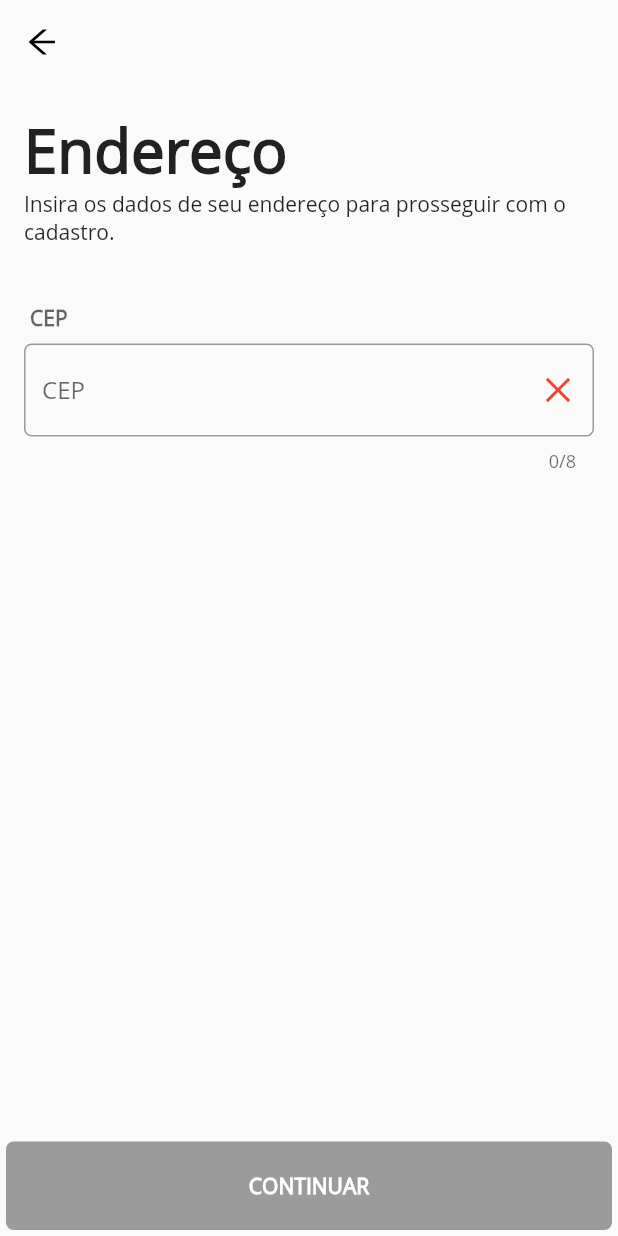
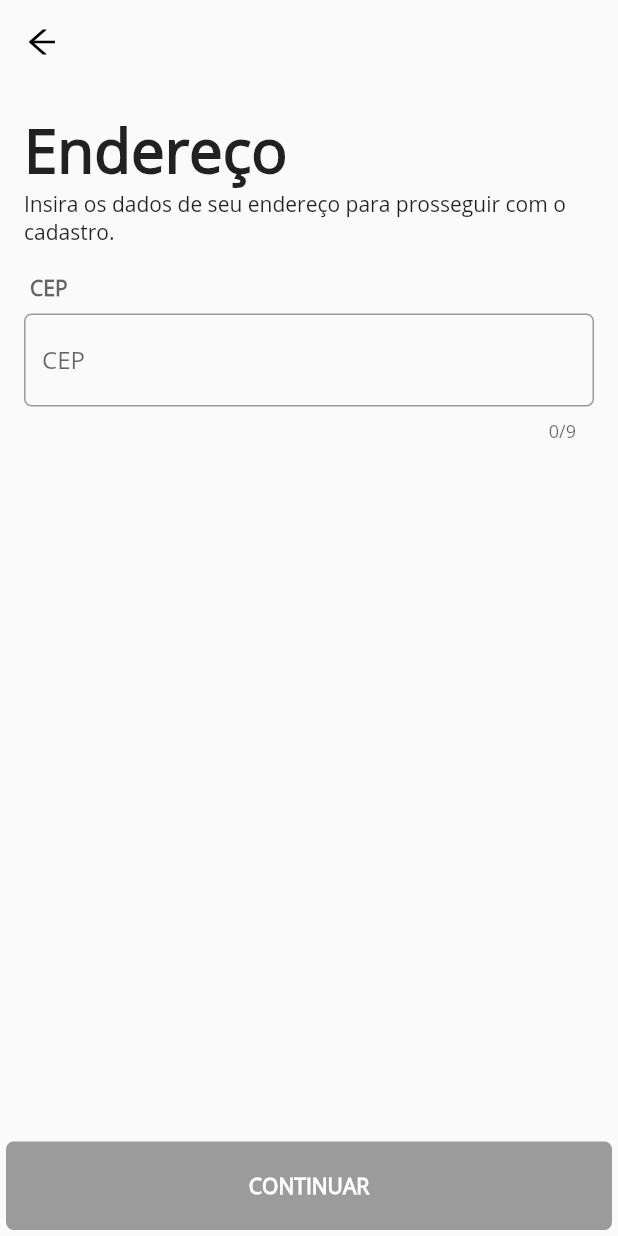
Before and after one commit to CaioProgramming/Biquer, a Flutter app: the screen it shows after launch, swiped to page 2, on a phone screen of 412 x 824 dp. Run offline on Flutter 3.47's test engine with Material 2 defaults, Android fonts, the phone set to English and light mode, and no system bars; our stand-ins replace camera, cloud_firestore, firebase_auth, flutter_icons, flutter_svg, google_sign_in and 2 more; accounts and stored records are empty.

Commit message:
This adds more rules to UI navigation and data keep on model

```diff
--- a/lib/components/FormInput.dart
+++ b/lib/components/FormInput.dart
@@ -37,12 +37,10 @@ class FormInput extends StatelessWidget {
           Padding(
             padding: const EdgeInsets.symmetric(vertical: 8, horizontal: 4),
             child: Text(
-              hintText,
+              labelText ?? hintText,
               style: TextStyle(
                   fontWeight: FontWeight.w600,
-                  color: Theme
-                      .of(context)
-                      .hintColor),
+                  color: Theme.of(context).hintColor),
             ),
           ),
           TextField(
@@ -50,14 +48,19 @@ class FormInput extends StatelessWidget {
             obscureText: obscureText,
             inputFormatters: inputFormatter,
             textInputAction: inputAction ?? TextInputAction.none,
-            onChanged: textChange,
-            onSubmitted: (newText) => onSubmit(newText),
+            onChanged: (newText) {
+              textChange(newText);
+            },
+            onSubmitted: (newText) {
+              onSubmit(newText);
+            },
             maxLength: maxlenght,
             maxLengthEnforced: maxLenghtEnforced,
             keyboardType: keyBoardType,
             enabled: !readonly,
             decoration: InputDecoration(
                 hintText: hintText,
+                errorText: errorText ?? null,
                 suffixIcon: sufixIcon,
                 border: OutlineInputBorder(
                   borderRadius: kDefaultBorder,
--- a/lib/model/Address.dart
+++ b/lib/model/Address.dart
@@ -9,6 +9,5 @@ class Address {
       cep.isNotEmpty &&
       urlComprovAdress != null &&
       urlComprovAdress.isNotEmpty &&
-      number != null &&
-      number.isNotEmpty;
+      number != null;
 }
--- a/lib/model/Document.dart
+++ b/lib/model/Document.dart
@@ -1,8 +1,8 @@
 class Document {
   String id;
-  List<String> docURL;
+  String docURL;
 
   Document({this.id, this.docURL});
 
-  bool isDocComplete() => docURL != null && docURL.isNotEmpty;
+  bool isDocComplete() => docURL != null && id != null && id.isNotEmpty;
 }
--- a/lib/screens/register/AdressForm.dart
+++ b/lib/screens/register/AdressForm.dart
@@ -4,7 +4,6 @@ import 'package:Biquer/components/BaseForm.dart';
 import 'package:Biquer/components/FormInput.dart';
 import 'package:Biquer/components/PageTitle.dart';
 import 'package:Biquer/constants.dart';
-import 'package:Biquer/model/Address.dart';
 import 'package:Biquer/model/CEP.dart';
 import 'package:Biquer/model/CepData.dart';
 import 'package:Biquer/model/RegisterData.dart';
@@ -13,8 +12,10 @@ import 'package:flutter/material.dart';
 import 'package:flutter/services.dart';
 import 'package:flutter_icons/flutter_icons.dart';
 import 'package:image_picker/image_picker.dart';
+import 'package:mask_text_input_formatter/mask_text_input_formatter.dart';
 import 'package:provider/provider.dart';
-import 'package:simple_animations/simple_animations.dart';
+
+import '../../utils.dart';
 
 class AddressForm extends StatefulWidget {
   @override
@@ -27,60 +28,73 @@ class _AddressFormState extends State<AddressForm> {
   CEP cepData;
   bool error = false;
   bool loading = false;
+  String number;
 
   File get addressProof => _addressProof;
-
-  Future pickAddressProof() async {
-    final pickedFile = await picker.getImage(source: ImageSource.gallery);
-    if (pickedFile == null) {
-      var snack = SnackBar(
-        content: Text('Ocorreu um erro ao recuperar o documento'),
-      );
-      Scaffold.of(context).showSnackBar(snack);
-      return null;
-    }
-    RegisterData registerData =
-        Provider.of<RegisterData>(context, listen: true);
-    if (registerData.userAddress == null) registerData.userAddress = Address();
-    registerData.userAddress.urlComprovAdress = pickedFile.path;
-    setState(() {
-      _addressProof = pickedFile;
-    });
-  }
+  var maskFormatter = new MaskTextInputFormatter(
+      mask: '#####-###', filter: {"#": RegExp(r'[0-9]')});
 
   @override
   Widget build(BuildContext context) {
     RegisterData registerData =
         Provider.of<RegisterData>(context, listen: true);
-    final tween = MultiTrackTween([
-      Track("main").add(
-          Duration(milliseconds: 500),
-          ColorTween(
-              begin: _addressProof == null ? Colors.lightBlue : Colors.green,
-              end: _addressProof == null
-                  ? Colors.blue[600]
-                  : Colors.green[600])),
-      Track("accent").add(
-          Duration(seconds: 1),
-          ColorTween(
-              begin: _addressProof == null ? Colors.teal : Colors.greenAccent,
-              end: _addressProof == null
-                  ? Colors.tealAccent.shade700
-                  : Colors.greenAccent.shade700))
-    ]);
     return BaseForm([
       PageTitle(
           'Endereço',
           cepData == null
               ? kAddressMessage
               : 'Para concluir informe o número da residência e anexe um comprovante de endereço.'),
-      AnimatedContainer(
-        duration: Duration(seconds: 1),
-        margin: kDefaultMargin,
-        child: cepData == null
+      FormInput(
+        (newText) => getCepData(newText),
+        onSubmit: (newText) => getCepData(newText),
+        inputAction: TextInputAction.go,
+        inputFormatter: [maskFormatter],
+        maxlenght: 9,
+        maxLenghtEnforced: true,
+        keyBoardType: TextInputType.phone,
+        hintText: 'CEP',
+        errorText: error ? 'Informe o CEP correto' : null,
+        sufixIcon: loading && cepData == null
+            ? CupertinoActivityIndicator()
+            : cepData == null && !loading == null
+                ? Icon(
+                    AntDesign.close,
+                    color: Colors.red,
+                  )
+                : cepData != null
+                    ? Icon(
+                        AntDesign.checkcircle,
+                        color: Colors.green,
+                      )
+                    : null,
+      ),
+      cepData == null
           ? SizedBox()
-            : Center(
-          child: MaterialButton(
+          : Column(
+              mainAxisAlignment: MainAxisAlignment.center,
+              mainAxisSize: MainAxisSize.min,
+              children: [
+                Text(
+                  'Número',
+                  style: Theme.of(context).textTheme.caption,
+                ),
+                TextField(
+                  autofocus: true,
+                  onChanged: (newText) {
+                    updateAddressNumber(newText);
+                  },
+                  textAlign: TextAlign.center,
+                  keyboardType: TextInputType.phone,
+                  style: Theme.of(context)
+                      .textTheme
+                      .headline3
+                      .copyWith(color: Theme.of(context).primaryColor),
+                  decoration:
+                      InputDecoration(border: InputBorder.none, hintText: '0'),
+                ),
+                registerData.addressNumber != null &&
+                        registerData.addressNumber.isNotEmpty
+                    ? MaterialButton(
                         onPressed: pickAddressProof,
                         elevation: 1,
                         padding: EdgeInsets.all(16),
@@ -102,58 +116,64 @@ class _AddressFormState extends State<AddressForm> {
                                   ? 'Enviar comprovante de endereço'
                                   : 'Comprovante enviado',
                               style: TextStyle(
-                      fontWeight: FontWeight.w600, color: Colors.blue),
+                                  fontWeight: FontWeight.w600,
+                                  color: Colors.blue),
                             )
                           ],
                         ),
+                      )
+                    : SizedBox()
+              ],
             ),
-              ),
-      ),
-      FormInput(
-            (newText) => getCepData(newText),
-        onSubmit: (newText) => getCepData(newText),
-        inputAction: TextInputAction.go,
-        inputFormatter: [WhitelistingTextInputFormatter.digitsOnly],
-        maxlenght: 8,
-        maxLenghtEnforced: true,
-        keyBoardType: TextInputType.phone,
-        hintText: 'CEP',
-        errorText: 'Informe o CEP correto',
-        sufixIcon: loading && cepData == null
-            ? CupertinoActivityIndicator()
-            : cepData == null
-            ? Icon(
-          AntDesign.close,
-          color: Colors.red,
-        )
-            : Icon(
-          AntDesign.checkcircle,
-          color: Colors.green,
-        ),
-      ),
-      cepData == null
-          ? SizedBox()
-          : cepData.showCepInfo(context, (numberField) {
-        registerData.updateAddressNumber(numberField);
-      }),
+      cepData == null ? SizedBox() : cepData.showCepInfo(context),
     ]);
   }
 
+  void updateAddressNumber(String number) async {
+    RegisterData registerData =
+        Provider.of<RegisterData>(context, listen: true);
+    registerData.updateAddressNumber(number);
+  }
+
+  Future pickAddressProof() async {
+    final pickedFile = await picker.getImage(source: ImageSource.gallery);
+    if (pickedFile == null) {
+      var snack = SnackBar(
+        content: Text('Ocorreu um erro ao recuperar o documento'),
+      );
+      Scaffold.of(context).showSnackBar(snack);
+      return null;
+    }
+    RegisterData registerData =
+        Provider.of<RegisterData>(context, listen: true);
+    registerData.updateAddressURL(pickedFile.path);
+    setState(() {
+      _addressProof = pickedFile;
+    });
+  }
+
   void getCepData(String cepInput) async {
-    if (cepInput.length != 8) return;
     setState(() {
       loading = true;
     });
-    var cepHelper = CepHelper(cepInput);
+    if (cepInput.length != 9) {
+      setState(() {
+        cepData = null;
+        loading = false;
+      });
+
+      return;
+    }
+
+    var cepHelper = CepHelper(cepInput.replaceAll(Utils.intRegex(), ''));
     cepData = await cepHelper.getCepInfo();
     print('cep updated $cepData');
     error = cepData == null;
     if (!error) {
       RegisterData registerData =
           Provider.of<RegisterData>(context, listen: true);
-      if (registerData.userAddress == null)
-        registerData.userAddress = Address();
-      registerData.userAddress.cep = cepData.cep;
+      registerData.updateAddressCEP(cepData.cep);
+      FocusScope.of(context).nextFocus();
     }
     setState(() {
       loading = false;
```
Also changed, not shown: lib/components/SocialLoginButton.dart (+8 -6 lines), lib/model/CEP.dart (+33 -13 lines), lib/model/RegisterData.dart (+52 -5 lines), lib/screens/register/DocumentForm.dart (+150 -86 lines), lib/screens/register/RegisterForm.dart (+8 -12 lines), lib/utils.dart (added, +36 -0 lines), pubspec.lock. Lines whose indentation alone changed are shown as unchanged.
